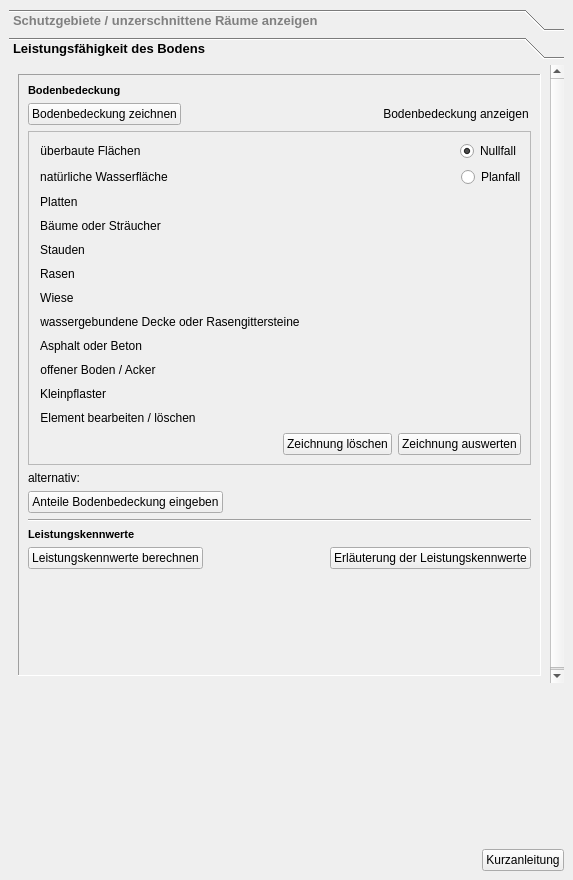
The window that projektcheck/ui/ProjektCheck_dockwidget_analysis_04-Oeko.ui (projektcheck/ProjektCheck-QGIS) describes before a commit, drawn with Qt 5.
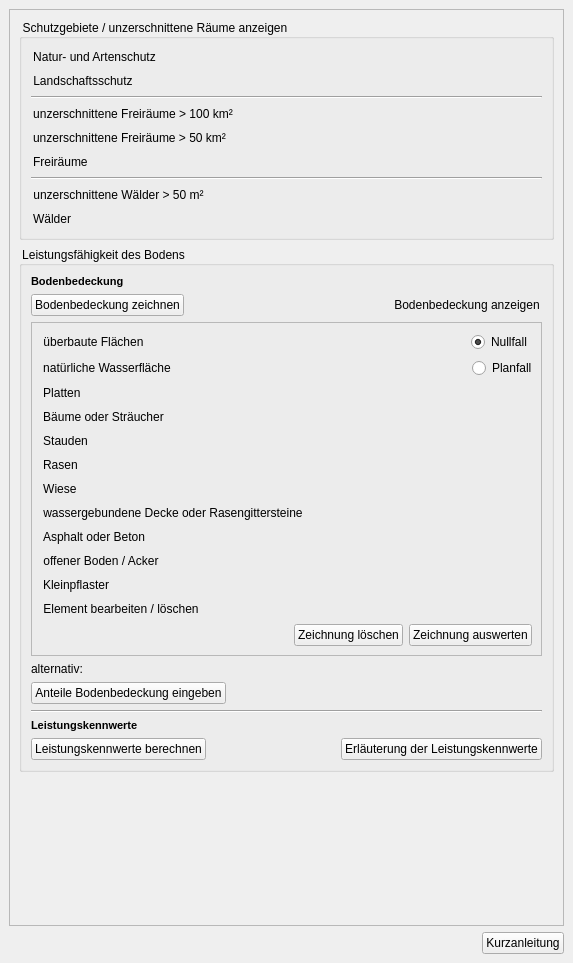
The same window after the commit. Icons and pictures are not drawn. Custom widgets are drawn as their Qt base class.

Commit message: finshed design using QgsCollapsibleGroupBoxes and ScrollAreas

```diff
--- a/projektcheck/ui/ProjektCheck_dockwidget_analysis_04-Oeko.ui
+++ b/projektcheck/ui/ProjektCheck_dockwidget_analysis_04-Oeko.ui
@@ -7,11 +7,14 @@
     <x>0</x>
     <y>0</y>
     <width>573</width>
-    <height>880</height>
+    <height>963</height>
    </rect>
   </property>
   <property name="styleSheet">
-   <string notr="true">QToolBox:tab {
+   <string notr="true">QgsCollapsibleGroupBox{
+font: bold 10pt ;
+}
+QToolBox:tab {
 	font: bold 10pt ;
     color: Grey;
 }
@@ -55,89 +58,29 @@
   <widget class="QWidget" name="dockWidgetContents">
    <layout class="QVBoxLayout" name="verticalLayout">
     <item>
-     <widget class="QToolBox" name="toolBox">
-      <property name="sizePolicy">
-       <sizepolicy hsizetype="Preferred" vsizetype="Preferred">
-        <horstretch>0</horstretch>
-        <verstretch>0</verstretch>
-       </sizepolicy>
+     <widget class="QScrollArea" name="scrollArea">
+      <property name="widgetResizable">
+       <bool>true</bool>
       </property>
-      <property name="minimumSize">
-       <size>
-        <width>0</width>
-        <height>674</height>
-       </size>
-      </property>
-      <property name="maximumSize">
-       <size>
-        <width>16777215</width>
-        <height>674</height>
-       </size>
-      </property>
-      <property name="frameShape">
-       <enum>QFrame::NoFrame</enum>
-      </property>
-      <property name="frameShadow">
-       <enum>QFrame::Sunken</enum>
-      </property>
-      <property name="lineWidth">
-       <number>1</number>
-      </property>
-      <property name="currentIndex">
-       <number>1</number>
-      </property>
-      <property name="tabSpacing">
-       <number>6</number>
-      </property>
-      <widget class="QWidget" name="page">
+      <widget class="QWidget" name="scrollAreaWidgetContents">
        <property name="geometry">
         <rect>
          <x>0</x>
          <y>0</y>
-         <width>555</width>
-         <height>289</height>
+         <width>553</width>
+         <height>889</height>
         </rect>
        </property>
-       <property name="sizePolicy">
-        <sizepolicy hsizetype="Preferred" vsizetype="Fixed">
-         <horstretch>0</horstretch>
-         <verstretch>0</verstretch>
-        </sizepolicy>
-       </property>
-       <property name="minimumSize">
-        <size>
-         <width>0</width>
-         <height>289</height>
-        </size>
-       </property>
-       <attribute name="label">
-        <string>Schutzgebiete / unzerschnittene Räume anzeigen</string>
-       </attribute>
-       <layout class="QVBoxLayout" name="verticalLayout_2">
+       <layout class="QVBoxLayout" name="verticalLayout_7">
         <item>
-         <widget class="QFrame" name="frame_3">
-          <property name="sizePolicy">
-           <sizepolicy hsizetype="Preferred" vsizetype="Fixed">
-            <horstretch>0</horstretch>
-            <verstretch>0</verstretch>
-           </sizepolicy>
+         <widget class="QgsCollapsibleGroupBox" name="mGroupBox">
+          <property name="title">
+           <string>Schutzgebiete / unzerschnittene Räume anzeigen</string>
           </property>
-          <property name="minimumSize">
-           <size>
-            <width>0</width>
-            <height>270</height>
-           </size>
+          <property name="collapsed">
+           <bool>true</bool>
           </property>
-          <property name="autoFillBackground">
-           <bool>false</bool>
-          </property>
-          <property name="frameShape">
-           <enum>QFrame::Panel</enum>
-          </property>
-          <property name="frameShadow">
-           <enum>QFrame::Sunken</enum>
-          </property>
-          <layout class="QVBoxLayout" name="verticalLayout_4">
+          <layout class="QVBoxLayout" name="verticalLayout_8">
            <item>
             <widget class="QPushButton" name="pushButton_35">
              <property name="sizePolicy">
@@ -386,60 +329,15 @@
           </layout>
          </widget>
         </item>
-       </layout>
-      </widget>
-      <widget class="QWidget" name="page_2">
-       <property name="geometry">
-        <rect>
-         <x>0</x>
-         <y>0</y>
-         <width>555</width>
-         <height>620</height>
-        </rect>
-       </property>
-       <property name="sizePolicy">
-        <sizepolicy hsizetype="Preferred" vsizetype="Fixed">
-         <horstretch>0</horstretch>
-         <verstretch>0</verstretch>
-        </sizepolicy>
-       </property>
-       <property name="minimumSize">
-        <size>
-         <width>0</width>
-         <height>620</height>
-        </size>
-       </property>
-       <attribute name="label">
-        <string>Leistungsfähigkeit des Bodens</string>
-       </attribute>
-       <layout class="QVBoxLayout" name="verticalLayout_6">
         <item>
-         <widget class="QFrame" name="frame_4">
-          <property name="sizePolicy">
-           <sizepolicy hsizetype="MinimumExpanding" vsizetype="Expanding">
-            <horstretch>0</horstretch>
-            <verstretch>0</verstretch>
-           </sizepolicy>
+         <widget class="QgsCollapsibleGroupBox" name="mGroupBox_2">
+          <property name="title">
+           <string>Leistungsfähigkeit des Bodens</string>
           </property>
-          <property name="minimumSize">
-           <size>
-            <width>0</width>
-            <height>100</height>
-           </size>
+          <property name="collapsed">
+           <bool>true</bool>
           </property>
-          <property name="maximumSize">
-           <size>
-            <width>16777215</width>
-            <height>610</height>
-           </size>
-          </property>
-          <property name="frameShape">
-           <enum>QFrame::Panel</enum>
-          </property>
-          <property name="frameShadow">
-           <enum>QFrame::Sunken</enum>
-          </property>
-          <layout class="QVBoxLayout" name="verticalLayout_3">
+          <layout class="QVBoxLayout" name="verticalLayout_4">
            <item>
             <widget class="QLabel" name="label">
              <property name="font">
@@ -1244,42 +1142,29 @@
              </item>
             </layout>
            </item>
-           <item>
-            <spacer name="verticalSpacer_2">
-             <property name="orientation">
-              <enum>Qt::Vertical</enum>
-             </property>
-             <property name="sizeHint" stdset="0">
-              <size>
-               <width>20</width>
-               <height>40</height>
-              </size>
-             </property>
-            </spacer>
-           </item>
           </layout>
          </widget>
         </item>
+        <item>
+         <spacer name="verticalSpacer_7">
+          <property name="orientation">
+           <enum>Qt::Vertical</enum>
+          </property>
+          <property name="sizeType">
+           <enum>QSizePolicy::Expanding</enum>
+          </property>
+          <property name="sizeHint" stdset="0">
+           <size>
+            <width>20</width>
+            <height>40</height>
+           </size>
+          </property>
+         </spacer>
+        </item>
        </layout>
       </widget>
      </widget>
     </item>
-    <item>
-     <spacer name="verticalSpacer_7">
-      <property name="orientation">
-       <enum>Qt::Vertical</enum>
-      </property>
-      <property name="sizeType">
-       <enum>QSizePolicy::Expanding</enum>
-      </property>
-      <property name="sizeHint" stdset="0">
-       <size>
-        <width>20</width>
-        <height>40</height>
-       </size>
-      </property>
-     </spacer>
-    </item>
     <item>
      <layout class="QHBoxLayout" name="horizontalLayout_3">
       <property name="leftMargin">
@@ -1332,6 +1217,14 @@
    </layout>
   </widget>
  </widget>
+ <customwidgets>
+  <customwidget>
+   <class>QgsCollapsibleGroupBox</class>
+   <extends>QGroupBox</extends>
+   <header>qgscollapsiblegroupbox.h</header>
+   <container>1</container>
+  </customwidget>
+ </customwidgets>
  <resources/>
  <connections>
   <connection>
```
Left out of the diff: 8 changed lines with no effect on the pictures. The commit also changes 7 other files.
